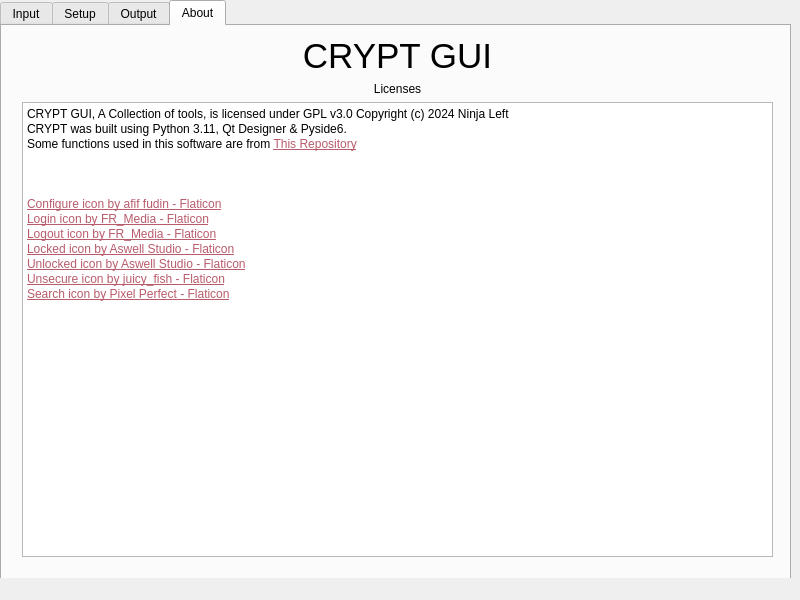
ninja-left/CRYPT-GUI, file modules/main.ui: the form before one commit.
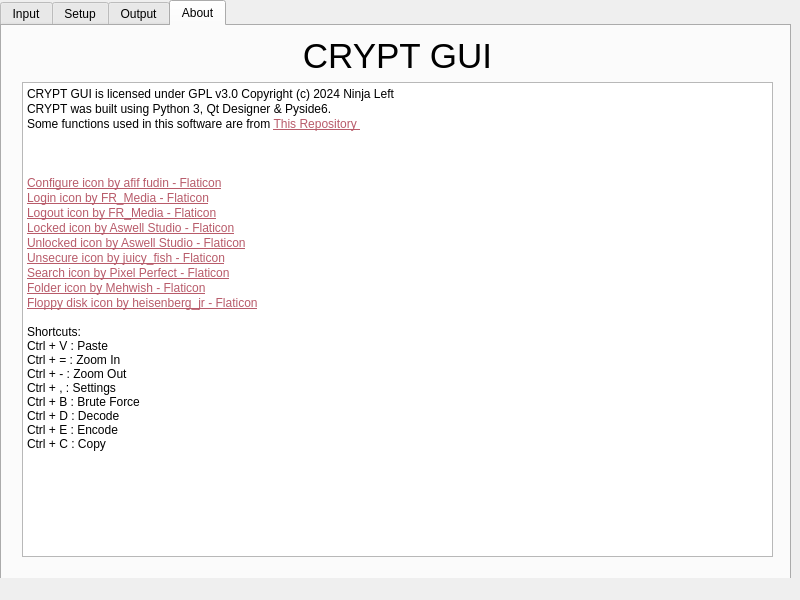
The form after the commit. The open tabs and pages were chosen to show the change. Icons and pictures are not drawn.

Commit message: Added shortcut for all buttons Added credit notice for Save & Load icons

```diff
--- a/modules/main.ui
+++ b/modules/main.ui
@@ -1155,16 +1155,6 @@
          </property>
         </widget>
        </item>
-       <item>
-        <widget class="QLabel" name="label_3">
-         <property name="text">
-          <string>Licenses</string>
-         </property>
-         <property name="alignment">
-          <set>Qt::AlignmentFlag::AlignCenter</set>
-         </property>
-        </widget>
-       </item>
        <item>
         <widget class="QTextBrowser" name="textBrowser">
          <property name="documentTitle">
@@ -1178,10 +1168,9 @@
 li.unchecked::marker { content: &quot;\2610&quot;; }
 li.checked::marker { content: &quot;\2612&quot;; }
 &lt;/style&gt;&lt;/head&gt;&lt;body style=&quot; font-family:'Sans Serif'; font-size:9pt; font-weight:400; font-style:normal;&quot;&gt;
-&lt;p style=&quot; margin-top:1px; margin-bottom:1px; margin-left:0px; margin-right:0px; -qt-block-indent:0; text-indent:0px;&quot;&gt;CRYPT GUI, A Collection of tools, is licensed under GPL v3.0 Copyright (c) 2024 Ninja Left&lt;/p&gt;
-&lt;p style=&quot; margin-top:1px; margin-bottom:1px; margin-left:0px; margin-right:0px; -qt-block-indent:0; text-indent:0px;&quot;&gt;CRYPT was built using Python 3.11, Qt Designer &amp;amp; Pyside6.&lt;/p&gt;
-&lt;p style=&quot; margin-top:1px; margin-bottom:1px; margin-left:0px; margin-right:0px; -qt-block-indent:0; text-indent:0px;&quot;&gt;Some functions used in this software are from &lt;a href=&quot;https://github.com/TheAlgorithms/Python&quot;&gt;&lt;span style=&quot; text-decoration: underline; color:#b85b6a;&quot;&gt;This Repository&lt;/span&gt;&lt;/a&gt;&lt;/p&gt;
-&lt;p style=&quot; margin-top:1px; margin-bottom:1px; margin-left:0px; margin-right:0px; -qt-block-indent:0; text-indent:0px;&quot;&gt;&lt;span style=&quot; color:#ffffff;&quot;&gt;and are licensed under MIT Copyright (c) 2016-2024 TheAlgorithms and contributors.&lt;/span&gt;&lt;/p&gt;
+&lt;p style=&quot; margin-top:1px; margin-bottom:1px; margin-left:0px; margin-right:0px; -qt-block-indent:0; text-indent:0px;&quot;&gt;CRYPT GUI is licensed under GPL v3.0 Copyright (c) 2024 Ninja Left&lt;/p&gt;
+&lt;p style=&quot; margin-top:1px; margin-bottom:1px; margin-left:0px; margin-right:0px; -qt-block-indent:0; text-indent:0px;&quot;&gt;CRYPT was built using Python 3, Qt Designer &amp;amp; Pyside6.&lt;/p&gt;
+&lt;p style=&quot; margin-top:1px; margin-bottom:1px; margin-left:0px; margin-right:0px; -qt-block-indent:0; text-indent:0px;&quot;&gt;Some functions used in this software are from &lt;a href=&quot;https://github.com/TheAlgorithms/Python&quot;&gt;&lt;span style=&quot; text-decoration: underline; color:#b85b6a;&quot;&gt;This Repository &lt;/span&gt;&lt;/a&gt;&lt;span style=&quot; color:#ffffff;&quot;&gt;and are licensed under MIT Copyright (c) 2016-2024 TheAlgorithms and contributors.&lt;/span&gt;&lt;/p&gt;
 &lt;p style=&quot;-qt-paragraph-type:empty; margin-top:1px; margin-bottom:1px; margin-left:0px; margin-right:0px; -qt-block-indent:0; text-indent:0px;&quot;&gt;&lt;br /&gt;&lt;/p&gt;
 &lt;p style=&quot; margin-top:1px; margin-bottom:1px; margin-left:0px; margin-right:0px; -qt-block-indent:0; text-indent:0px;&quot;&gt;&lt;span style=&quot; font-family:'monospace'; color:#ffffff;&quot;&gt;Icons:&lt;/span&gt;&lt;/p&gt;
 &lt;p style=&quot; margin-top:1px; margin-bottom:1px; margin-left:0px; margin-right:0px; -qt-block-indent:0; text-indent:0px;&quot;&gt;&lt;a href=&quot;https://www.flaticon.com/free-icon/configuration_9780271&quot;&gt;&lt;span style=&quot; text-decoration: underline; color:#b85b6a;&quot;&gt;Configure icon by afif fudin - Flaticon&lt;/span&gt;&lt;/a&gt;&lt;/p&gt;
@@ -1190,7 +1179,19 @@
 &lt;p style=&quot; margin-top:1px; margin-bottom:1px; margin-left:0px; margin-right:0px; -qt-block-indent:0; text-indent:0px;&quot;&gt;&lt;a href=&quot;https://www.flaticon.com/free-icon/lock_2549910&quot;&gt;&lt;span style=&quot; text-decoration: underline; color:#b85b6a;&quot;&gt;Locked icon by Aswell Studio - Flaticon&lt;/span&gt;&lt;/a&gt;&lt;/p&gt;
 &lt;p style=&quot; margin-top:1px; margin-bottom:1px; margin-left:0px; margin-right:0px; -qt-block-indent:0; text-indent:0px;&quot;&gt;&lt;a href=&quot;https://www.flaticon.com/free-icon/unlock_2549951&quot;&gt;&lt;span style=&quot; text-decoration: underline; color:#b85b6a;&quot;&gt;Unlocked icon by Aswell Studio - Flaticon&lt;/span&gt;&lt;/a&gt;&lt;/p&gt;
 &lt;p style=&quot; margin-top:1px; margin-bottom:1px; margin-left:0px; margin-right:0px; -qt-block-indent:0; text-indent:0px;&quot;&gt;&lt;a href=&quot;https://www.flaticon.com/free-icon/unsecure_5690981&quot;&gt;&lt;span style=&quot; text-decoration: underline; color:#b85b6a;&quot;&gt;Unsecure icon by juicy_fish - Flaticon&lt;/span&gt;&lt;/a&gt;&lt;/p&gt;
-&lt;p style=&quot; margin-top:1px; margin-bottom:1px; margin-left:0px; margin-right:0px; -qt-block-indent:0; text-indent:0px;&quot;&gt;&lt;a href=&quot;https://www.flaticon.com/free-icon/search_1828057&quot;&gt;&lt;span style=&quot; text-decoration: underline; color:#b85b6a;&quot;&gt;Search icon by Pixel Perfect - Flaticon&lt;/span&gt;&lt;/a&gt;&lt;/p&gt;&lt;/body&gt;&lt;/html&gt;</string>
+&lt;p style=&quot; margin-top:1px; margin-bottom:1px; margin-left:0px; margin-right:0px; -qt-block-indent:0; text-indent:0px;&quot;&gt;&lt;a href=&quot;https://www.flaticon.com/free-icon/search_1828057&quot;&gt;&lt;span style=&quot; text-decoration: underline; color:#b85b6a;&quot;&gt;Search icon by Pixel Perfect - Flaticon&lt;/span&gt;&lt;/a&gt;&lt;/p&gt;
+&lt;p style=&quot; margin-top:1px; margin-bottom:1px; margin-left:0px; margin-right:0px; -qt-block-indent:0; text-indent:0px;&quot;&gt;&lt;a href=&quot;https://www.flaticon.com/free-icon/folder_3307447&quot;&gt;&lt;span style=&quot; text-decoration: underline; color:#b85b6a;&quot;&gt;Folder icon by Mehwish - Flaticon&lt;/span&gt;&lt;/a&gt;&lt;/p&gt;
+&lt;p style=&quot; margin-top:1px; margin-bottom:1px; margin-left:0px; margin-right:0px; -qt-block-indent:0; text-indent:0px;&quot;&gt;&lt;a href=&quot;https://www.flaticon.com/free-icon/floppy-disk_12629050&quot;&gt;&lt;span style=&quot; text-decoration: underline; color:#b85b6a;&quot;&gt;Floppy disk icon by heisenberg_jr - Flaticon&lt;/span&gt;&lt;/a&gt;&lt;/p&gt;
+&lt;p style=&quot;-qt-paragraph-type:empty; margin-top:0px; margin-bottom:0px; margin-left:0px; margin-right:0px; -qt-block-indent:0; text-indent:0px; text-decoration: underline; color:#b85b6a;&quot;&gt;&lt;br /&gt;&lt;/p&gt;
+&lt;p style=&quot; margin-top:0px; margin-bottom:0px; margin-left:0px; margin-right:0px; -qt-block-indent:0; text-indent:0px;&quot;&gt;Shortcuts:&lt;/p&gt;
+&lt;p style=&quot; margin-top:0px; margin-bottom:0px; margin-left:0px; margin-right:0px; -qt-block-indent:0; text-indent:0px;&quot;&gt;Ctrl + V : Paste&lt;/p&gt;
+&lt;p style=&quot; margin-top:0px; margin-bottom:0px; margin-left:0px; margin-right:0px; -qt-block-indent:0; text-indent:0px;&quot;&gt;Ctrl + = : Zoom In&lt;/p&gt;
+&lt;p style=&quot; margin-top:0px; margin-bottom:0px; margin-left:0px; margin-right:0px; -qt-block-indent:0; text-indent:0px;&quot;&gt;Ctrl + - : Zoom Out&lt;/p&gt;
+&lt;p style=&quot; margin-top:0px; margin-bottom:0px; margin-left:0px; margin-right:0px; -qt-block-indent:0; text-indent:0px;&quot;&gt;Ctrl + , : Settings&lt;/p&gt;
+&lt;p style=&quot; margin-top:0px; margin-bottom:0px; margin-left:0px; margin-right:0px; -qt-block-indent:0; text-indent:0px;&quot;&gt;Ctrl + B : Brute Force&lt;/p&gt;
+&lt;p style=&quot; margin-top:0px; margin-bottom:0px; margin-left:0px; margin-right:0px; -qt-block-indent:0; text-indent:0px;&quot;&gt;Ctrl + D : Decode&lt;/p&gt;
+&lt;p style=&quot; margin-top:0px; margin-bottom:0px; margin-left:0px; margin-right:0px; -qt-block-indent:0; text-indent:0px;&quot;&gt;Ctrl + E : Encode&lt;/p&gt;
+&lt;p style=&quot; margin-top:0px; margin-bottom:0px; margin-left:0px; margin-right:0px; -qt-block-indent:0; text-indent:0px;&quot;&gt;Ctrl + C : Copy&lt;/p&gt;&lt;/body&gt;&lt;/html&gt;</string>
          </property>
          <property name="openLinks">
           <bool>false</bool>
```
Left out of the diff: 21 changed lines with no effect on the pictures. The commit also changes 1 other file.
